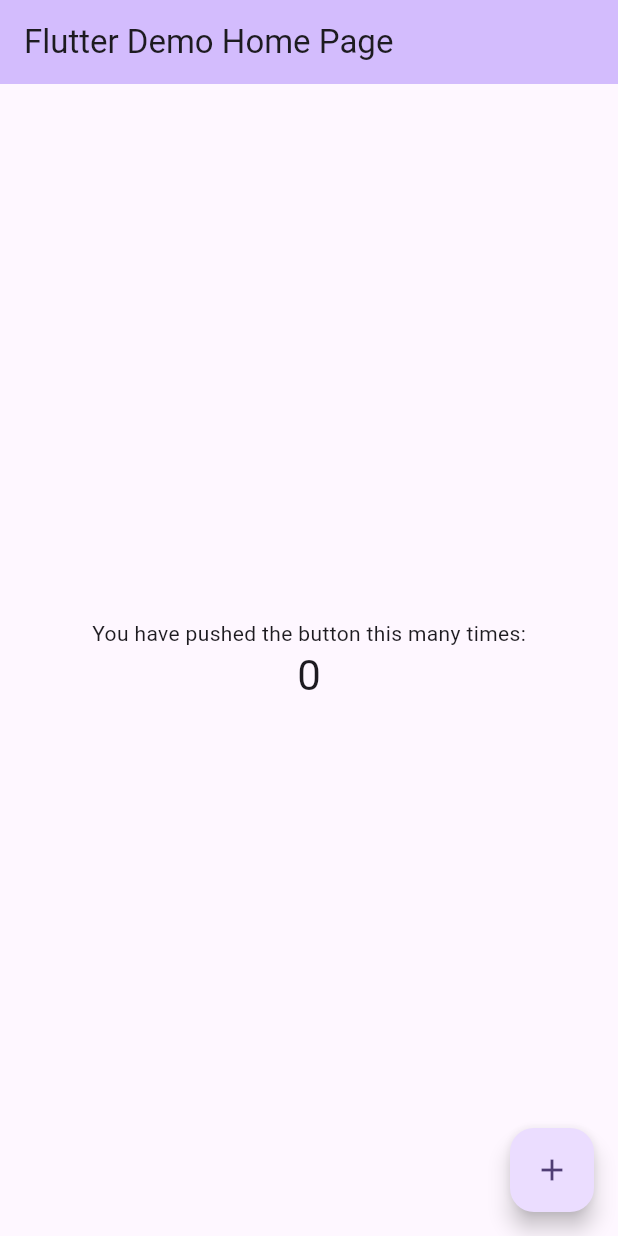
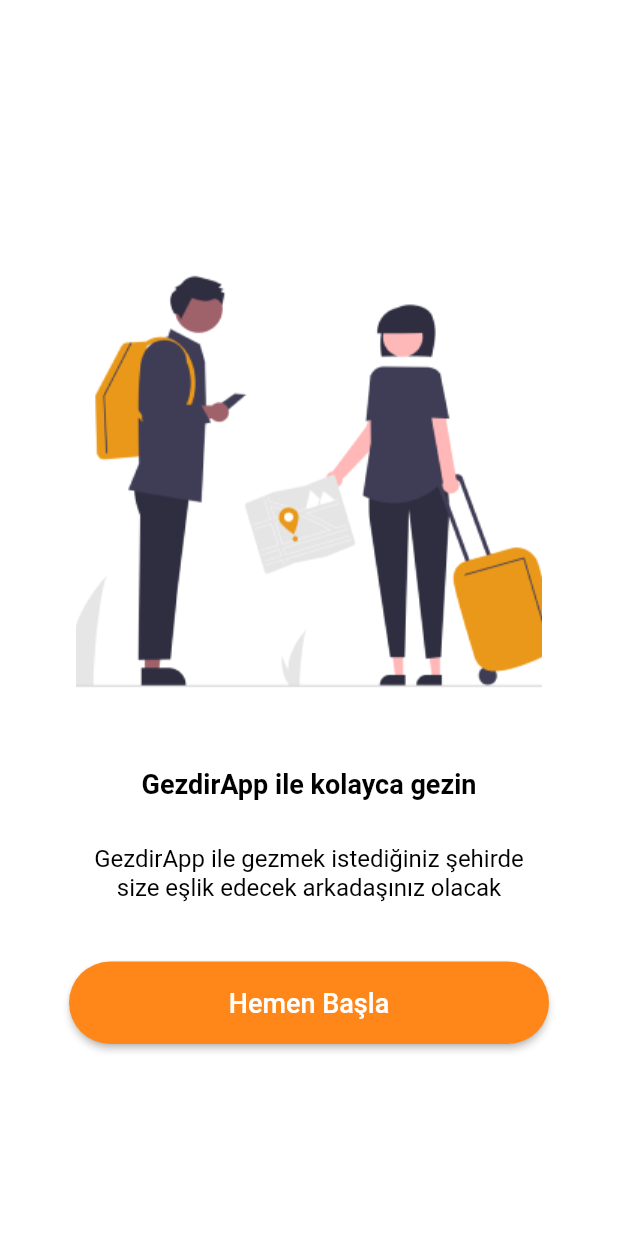
Before and after one commit to Dogukangoktass/flutter_demo_app_2, a Flutter app: the screen it shows after launch, on a phone screen of 412 x 824 dp. Run offline on Flutter 3.47's test engine with Material 2 defaults, Android fonts, the phone set to English and light mode, and no system bars.

Commit message:
Splash Screen Added

```diff
--- a/lib/main.dart
+++ b/lib/main.dart
@@ -1,4 +1,6 @@
 import 'package:flutter/material.dart';
+import 'package:flutter_demo_app_2/product/theme/light_theme.dart';
+import 'package:flutter_demo_app_2/screens/splash/splash_screen.dart';
 
 void main() {
   runApp(const MyApp());
@@ -11,115 +13,10 @@
   @override
   Widget build(BuildContext context) {
     return MaterialApp(
-      title: 'Flutter Demo',
-      theme: ThemeData(
-        // This is the theme of your application.
-        //
-        // TRY THIS: Try running your application with "flutter run". You'll see
-        // the application has a blue toolbar. Then, without quitting the app,
-        // try changing the seedColor in the colorScheme below to Colors.green
-        // and then invoke "hot reload" (save your changes or press the "hot
-        // reload" button in a Flutter-supported IDE, or press "r" if you used
-        // the command line to start the app).
-        //
-        // Notice that the counter didn't reset back to zero; the application
-        // state is not lost during the reload. To reset the state, use hot
-        // restart instead.
-        //
-        // This works for code too, not just values: Most code changes can be
-        // tested with just a hot reload.
-        colorScheme: ColorScheme.fromSeed(seedColor: Colors.deepPurple),
-        useMaterial3: true,
-      ),
-      home: const MyHomePage(title: 'Flutter Demo Home Page'),
+      debugShowCheckedModeBanner: false,
+      title: 'Flutter Mobile App Demo',
+      theme: LightTheme().theme,
+      home: const SplashView(),
     );
   }
 }
-
-class MyHomePage extends StatefulWidget {
-  const MyHomePage({super.key, required this.title});
-
-  // This widget is the home page of your application. It is stateful, meaning
-  // that it has a State object (defined below) that contains fields that affect
-  // how it looks.
-
-  // This class is the configuration for the state. It holds the values (in this
-  // case the title) provided by the parent (in this case the App widget) and
-  // used by the build method of the State. Fields in a Widget subclass are
-  // always marked "final".
-
-  final String title;
-
-  @override
-  State<MyHomePage> createState() => _MyHomePageState();
-}
-
-class _MyHomePageState extends State<MyHomePage> {
-  int _counter = 0;
-
-  void _incrementCounter() {
-    setState(() {
-      // This call to setState tells the Flutter framework that something has
-      // changed in this State, which causes it to rerun the build method below
-      // so that the display can reflect the updated values. If we changed
-      // _counter without calling setState(), then the build method would not be
-      // called again, and so nothing would appear to happen.
-      _counter++;
-    });
-  }
-
-  @override
-  Widget build(BuildContext context) {
-    // This method is rerun every time setState is called, for instance as done
-    // by the _incrementCounter method above.
-    //
-    // The Flutter framework has been optimized to make rerunning build methods
-    // fast, so that you can just rebuild anything that needs updating rather
-    // than having to individually change instances of widgets.
-    return Scaffold(
-      appBar: AppBar(
-        // TRY THIS: Try changing the color here to a specific color (to
-        // Colors.amber, perhaps?) and trigger a hot reload to see the AppBar
-        // change color while the other colors stay the same.
-        backgroundColor: Theme.of(context).colorScheme.inversePrimary,
-        // Here we take the value from the MyHomePage object that was created by
-        // the App.build method, and use it to set our appbar title.
-        title: Text(widget.title),
-      ),
-      body: Center(
-        // Center is a layout widget. It takes a single child and positions it
-        // in the middle of the parent.
-        child: Column(
-          // Column is also a layout widget. It takes a list of children and
-          // arranges them vertically. By default, it sizes itself to fit its
-          // children horizontally, and tries to be as tall as its parent.
-          //
-          // Column has various properties to control how it sizes itself and
-          // how it positions its children. Here we use mainAxisAlignment to
-          // center the children vertically; the main axis here is the vertical
-          // axis because Columns are vertical (the cross axis would be
-          // horizontal).
-          //
-          // TRY THIS: Invoke "debug painting" (choose the "Toggle Debug Paint"
-          // action in the IDE, or press "p" in the console), to see the
-          // wireframe for each widget.
-          mainAxisAlignment: MainAxisAlignment.center,
-          children: <Widget>[
-            const Text(
-              'You have pushed the button this many times:',
-            ),
-            Text(
-              '$_counter',
-              style: Theme.of(context).textTheme.headlineMedium,
-            ),
-          ],
-        ),
-      ),
-      floatingActionButton: FloatingActionButton(
-        onPressed: _incrementCounter,
-        tooltip: 'Increment',
-        child: const Icon(Icons.add),
-      ), // This trailing comma makes auto-formatting nicer for build methods.
-    );
-  }
-}
--- a/lib/product/theme/light_theme.dart
+++ b/lib/product/theme/light_theme.dart
@@ -1,5 +1,27 @@
 import 'package:flutter/material.dart';
 
+import '../utility/constants/light_color.dart';
+
 class LightTheme{
+final _lightColor=LightColor();
+late ThemeData theme;
+
+  LightTheme(){
+    theme=ThemeData(
+
+
+
+      scaffoldBackgroundColor: _lightColor.scaffoldBackground,
+      floatingActionButtonTheme: FloatingActionButtonThemeData(backgroundColor: _lightColor.orange),
+      elevatedButtonTheme: ElevatedButtonThemeData(style: ElevatedButton.styleFrom(
+          backgroundColor: Color(0xffFF8719),
+        shape: RoundedRectangleBorder(
+            borderRadius: BorderRadius.circular(50.0)
+        ),
+
+      )
+      )
+    );
+  }
 
 }
--- /dev/null
+++ b/lib/product/utility/constants/image_path.dart
@@ -0,0 +1,3 @@
+class ImagePath{
+  final String splashImg="lib/assets/images/splashImg.png";
+}
--- /dev/null
+++ b/lib/product/utility/constants/light_color.dart
@@ -0,0 +1,7 @@
+import 'package:flutter/material.dart';
+
+class LightColor{
+  final Color textColor=Color(0xff000000);
+  final Color scaffoldBackground= Color(0xffffffff);
+  final Color orange= Color(0xffFF8719);
+}
--- /dev/null
+++ b/lib/product/widget/button/button_view.dart
@@ -0,0 +1,27 @@
+import 'package:flutter/material.dart';
+
+import '../../../screens/splash/splash_string.dart';
+
+class ButtonView extends StatelessWidget {
+  const ButtonView({super.key, required this.buttonWidth, required this.height, required this.text});
+  final double buttonWidth;
+  final double height;
+  final String text;
+
+  @override
+  Widget build(BuildContext context) {
+    return SizedBox(
+      width: buttonWidth,
+      height: height,
+      child: ElevatedButton(
+        style: ButtonStyle(
+        ),
+        onPressed: () {},
+        child: Text(
+          text,
+          style: TextStyle(color: Colors.white, fontSize: 18),
+        ),
+      ),
+    );
+  }
+}
--- /dev/null
+++ b/lib/product/widget/text/text_view.dart
@@ -0,0 +1,23 @@
+import 'package:flutter/material.dart';
+
+class TextView extends StatelessWidget {
+  const TextView({
+    super.key, required this.textColor, required this.textSize, required this.textFontWeight, required this.text, required this.textAlign,
+  });
+  final Color textColor;
+  final double textSize;
+  final FontWeight textFontWeight;
+  final String text;
+  final TextAlign textAlign;
+
+  @override
+  Widget build(BuildContext context) {
+    return Text(text, style: TextStyle(
+        color: textColor,
+        fontSize: textSize,
+        fontWeight:textFontWeight
+    ),
+      textAlign: textAlign,
+    );
+  }
+}
--- /dev/null
+++ b/lib/screens/splash/splash_screen.dart
@@ -0,0 +1,42 @@
+import 'package:flutter/material.dart';
+import 'package:flutter_demo_app_2/product/utility/constants/light_color.dart';
+import 'package:flutter_demo_app_2/screens/splash/splash_string.dart';
+
+import '../../product/utility/constants/image_path.dart';
+import '../../product/widget/button/button_view.dart';
+import '../../product/widget/text/text_view.dart';
+class SplashView extends StatelessWidget {
+  const SplashView({super.key});
+
+  @override
+  Widget build(BuildContext context) {
+    return Scaffold(
+      body: Padding(
+        padding: EdgeInsets.symmetric(horizontal: 20),
+        child: Column(
+          children: [
+            Padding(
+                padding: EdgeInsets.only(top: 150),
+                child: Center(child: Image.asset(ImagePath().splashImg))),
+
+            Padding(
+              padding: const EdgeInsets.only(top: 20.0),
+              child: TextView(textColor: LightColor().textColor, textFontWeight: FontWeight.bold, textSize: 18, text:SplashString.splashTitle, textAlign: TextAlign.center,),
+            ),
+
+            Padding(
+              padding: const EdgeInsets.only(top: 30.0),
+              child: TextView(textColor: LightColor().textColor, textFontWeight: FontWeight.normal, textSize: 16, text:SplashString.splashText, textAlign: TextAlign.center),
+
+            ),
+
+            Padding(
+              padding: const EdgeInsets.only(top:40.0),
+              child: ButtonView(text: SplashString.splashButton, height: 55, buttonWidth: 320),
+            )
+          ],
+        ),
+      ),
+    );
+  }
+}
--- /dev/null
+++ b/lib/screens/splash/splash_string.dart
@@ -0,0 +1,6 @@
+
+class SplashString{
+  static const splashTitle="GezdirApp ile kolayca gezin";
+  static const splashText="GezdirApp ile gezmek istediğiniz şehirde \nsize eşlik edecek arkadaşınız olacak";
+  static const splashButton="Hemen Başla";
+}
```
Also changed, not shown: pubspec.yaml (+3 -4 lines), lib/assets/images/loginImg.png (added), lib/assets/images/splashImg.png (added), 1 other file.
